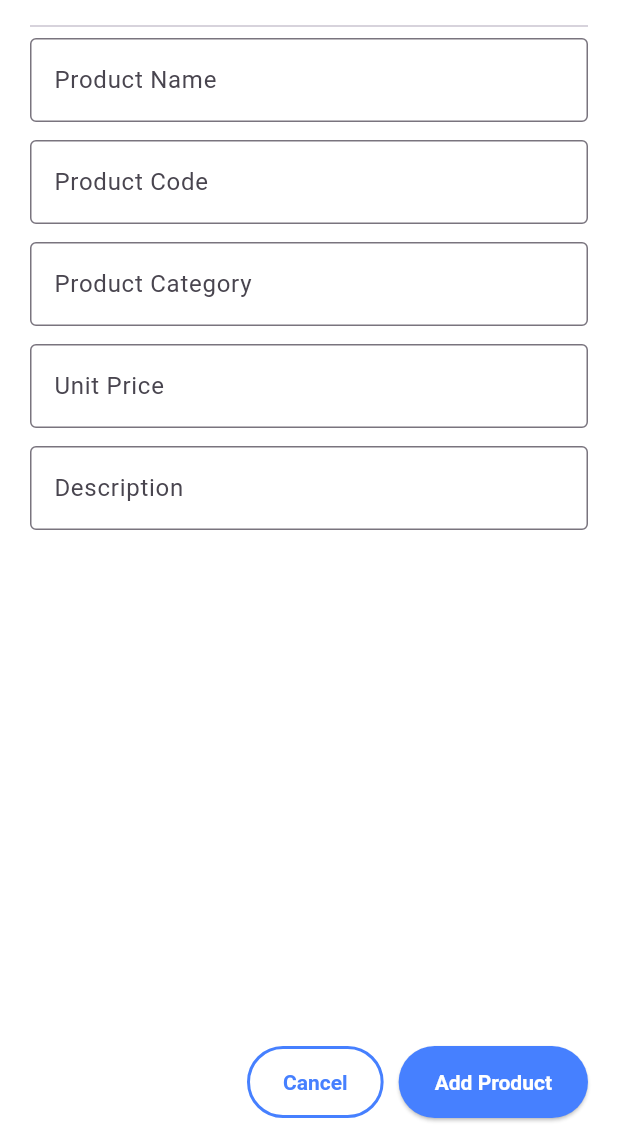
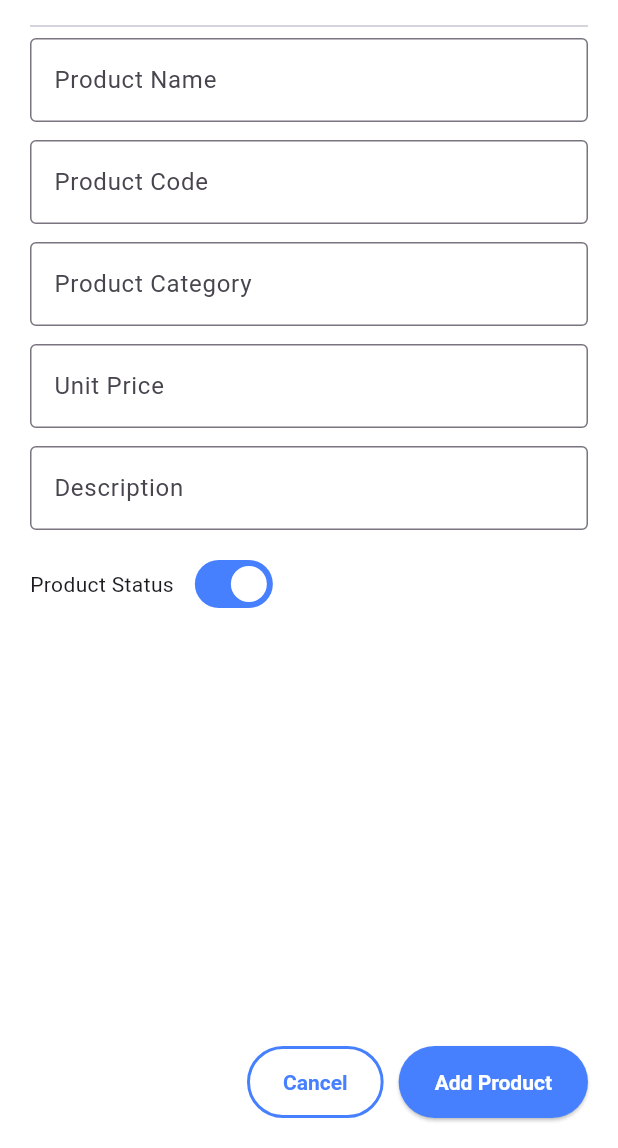
Before and after one commit to owaispatel75/sahibot_crm_web, a Flutter app: the AddProduct widget shown alone on an empty page, opened directly, on a phone screen of 412 x 824 dp, the part 88-1236 px from its top. Run offline on Flutter 3.47's test engine with Material 3 defaults, Android fonts, the light colour scheme and no system bars; our stand-ins replace go_router; accounts and stored records are empty.

Commit message:
Update addProduct.dart

```diff
--- a/lib/widgets/addProduct.dart
+++ b/lib/widgets/addProduct.dart
@@ -19,6 +19,8 @@ class _AddProductState extends State<AddProduct> {
 
   DateTime? dob;
   DateTime? anniversary;
+
+  bool isstatus = true;
 
   @override
   Widget build(BuildContext context) {
@@ -97,6 +99,25 @@ class _AddProductState extends State<AddProduct> {
                             ],
                           ),
                           const SizedBox(height: 12),
+                          // const SizedBox(height: 12),
+                          Row(
+                            children: [
+                              Text("Product Status"),
+                              SizedBox(width: 10),
+                              Switch(
+                                value: isstatus,
+                                //onChanged: (v) => !isstatus,
+                                onChanged: (v) => setState(() => isstatus = v),
+                                // Optional branding
+                                activeColor: Colors.white, // thumb when ON
+                                activeTrackColor:
+                                    AppCustomTheme.bluePrimary, // track when ON
+                                inactiveThumbColor: Colors.white,
+                                inactiveTrackColor: Colors.black12,
+                              ),
+                              // Expanded(child: _buildTextField('Description')),
+                            ],
+                          ),
                           // Row(
                           //   mainAxisAlignment: MainAxisAlignment.spaceBetween,
                           //   children: [
```
